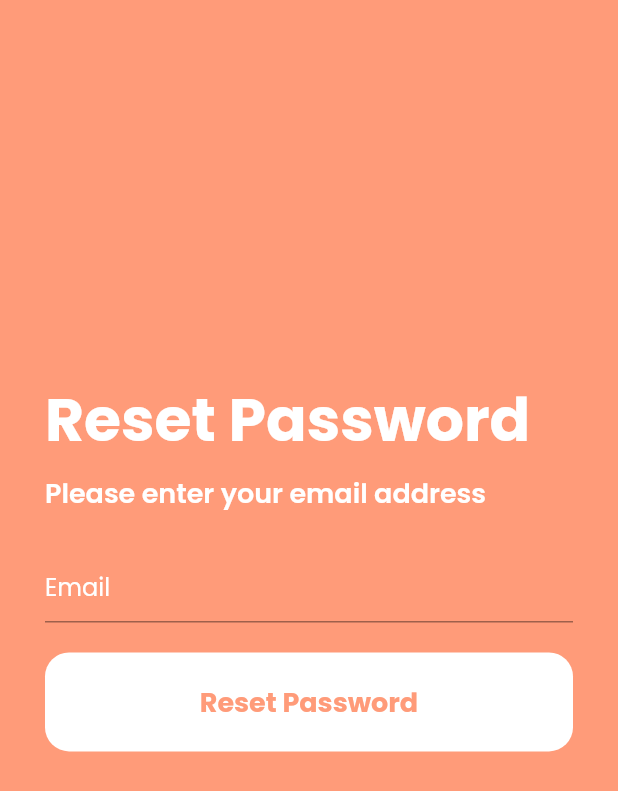
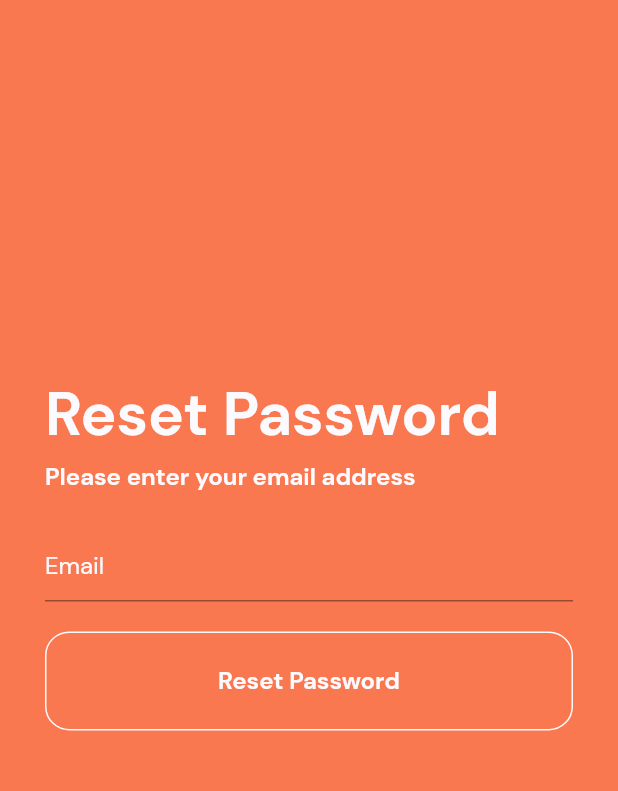
Before and after one commit to anassbelkas/Adzone_front, a Flutter app: the LogInScreen screen opened directly, after a tap on "Forgot password?", on a phone screen of 412 x 824 dp. Shown: the top 791 px of the screen. Run offline on Flutter 3.47's test engine with Material 2 defaults, Android fonts, the phone set to English and light mode, and no system bars; our stand-ins replace animated_splash_screen, dio, flutter_secure_storage, flutter_spinkit, google_fonts; missing offline and left inert: eventify, material_dialogs, spring; accounts and stored records are empty.

Commit message:
changed otp screen and changed the login screen

```diff
--- a/lib/main.dart
+++ b/lib/main.dart
@@ -1,3 +1,4 @@
+import 'package:adzone/screens/login.dart';
 import 'package:flutter/material.dart';
 import 'package:adzone/screens/splash.dart';
 
@@ -10,8 +11,8 @@ class MyApp extends StatelessWidget {
   Widget build(BuildContext context) {
     return MaterialApp(
       debugShowCheckedModeBanner: false,
-      theme: ThemeData(fontFamily: 'Poppins'),
-      home: Splash(),
+      theme: ThemeData(fontFamily: 'DM Sans'),
+      home: LogInScreen(),
     );
   }
 }
--- a/lib/screens/login.dart
+++ b/lib/screens/login.dart
@@ -9,16 +9,18 @@ import 'package:adzone/widgets/navbar.dart';
 import 'package:adzone/widgets/primary_button.dart';
 import 'package:adzone/providers/authentication.dart';
 import 'package:adzone/widgets/alert/alert.dart';
+import 'package:material_dialogs/material_dialogs.dart';
 
 class LogInScreen extends StatelessWidget {
   final LoginController _loginController = LoginController();
   final AuthenticationApi _authenticationApi = AuthenticationApi();
+
   bool _isDisabled = false;
   PrimaryButton _primaryButton = PrimaryButton(
-    buttonText: 'Log In',
+    buttonText: 'Sign in',
   );
 
-  void _login(BuildContext context, Alert _alert) async {
+  void _login(BuildContext context) async {
     if (_isDisabled) {
       return;
     }
@@ -51,8 +53,8 @@ class LogInScreen extends StatelessWidget {
   @override
   Widget build(BuildContext context) {
     LogInForm _logInForm = LogInForm(controller: _loginController);
-    Alert _alert = Alert(context);
     //run function after 5 seconds
+    _primaryButton.onPressed = () => _login(context);
 
     return Scaffold(
       body: Padding(
@@ -62,23 +64,78 @@ class LogInScreen extends StatelessWidget {
             crossAxisAlignment: CrossAxisAlignment.start,
             children: [
               SizedBox(
-                height: 120,
+                height: 60,
               ),
+              Container(
+                  //center child
+                  alignment: Alignment.center,
+                  child: Row(
+                    mainAxisAlignment: MainAxisAlignment.center,
+                    children: [
                       Text(
-                'Welcome Back',
+                        'Hello, again ',
+                        //center text
+                        textAlign: TextAlign.center,
                         style: TextStyle(
                           fontSize: 40,
                           fontWeight: FontWeight.bold,
                           color: kWhiteColor,
                         ),
                       ),
+                      new RotationTransition(
+                        turns: AlwaysStoppedAnimation(15 / 360),
+                        child: Lottie.asset('animations/hand.json',
+                            height: 50, width: 50),
+                      )
+                    ],
+                  )),
               SizedBox(
-                height: 5,
+                height: 60,
+              ),
+              SizedBox(
+                height: 10,
+              ),
+              _logInForm,
+              SizedBox(
+                height: 20,
+              ),
+              GestureDetector(
+                  onTap: () {
+                    Navigator.push(
+                        context,
+                        MaterialPageRoute(
+                            builder: (context) => ResetPasswordScreen()));
+                  },
+                  child: Padding(
+                    padding: EdgeInsets.symmetric(horizontal: 20),
+                    child: Text(
+                      'Forgot password?',
+                      style: TextStyle(
+                        color: kWhiteColor,
+                        fontSize: 16,
+                        fontWeight: FontWeight.w700,
+                        decoration: TextDecoration.underline,
+                        decorationThickness: 1,
+                      ),
+                    ),
+                  )),
+
+              SizedBox(
+                height: 210,
+              ),
+              Padding(
+                padding: EdgeInsets.symmetric(horizontal: 50),
+                child: _primaryButton,
+              ),
+
+              SizedBox(
+                height: 20,
               ),
               Row(
+                mainAxisAlignment: MainAxisAlignment.center,
                 children: [
                   Text(
-                    'New to this app?',
+                    'Don’t have an account?',
                     style: subTitle,
                   ),
                   SizedBox(
@@ -103,50 +160,14 @@ class LogInScreen extends StatelessWidget {
                   ),
                 ],
               ),
-              SizedBox(
-                height: 10,
-              ),
-              _logInForm,
-              SizedBox(
-                height: 20,
-              ),
-              GestureDetector(
-                onTap: () {
-                  Navigator.push(
-                      context,
-                      MaterialPageRoute(
-                          builder: (context) => ResetPasswordScreen()));
-                },
-                child: Text(
-                  'Forgot password?',
-                  style: TextStyle(
-                    color: kSecondaryColor,
-                    fontSize: 15,
-                    decoration: TextDecoration.underline,
-                    decorationThickness: 1,
-                  ),
-                ),
-              ),
-              SizedBox(
-                height: 20,
-              ),
-              GestureDetector(
-                onTap: () {
-                  _login(context, _alert);
-                },
-                child: _primaryButton,
-              ),
-              SizedBox(
-                height: 20,
-              ),
-              Text(
-                'Or log in with:',
-                style: subTitle.copyWith(color: kWhiteColor),
-              ),
-              SizedBox(
-                height: 20,
-              ),
-              LoginOption(),
+              // Text(
+              //   'Or log in with:',
+              //   style: subTitle.copyWith(color: kWhiteColor),
+              // ),
+              // SizedBox(
+              //   height: 20,
+              // ),
+              // LoginOption(),
             ],
           ),
         ),
--- a/lib/screens/signup.dart
+++ b/lib/screens/signup.dart
@@ -34,7 +34,7 @@ class SignUpScreen extends StatelessWidget {
             Navigator.pushReplacement(
               context,
               MaterialPageRoute(
-                builder: (context) => Otp(),
+                builder: (context) => OTPScreen(userEmail: formData['email']),
               ),
             );
           } else {
--- a/lib/theme.dart
+++ b/lib/theme.dart
@@ -1,10 +1,10 @@
 import 'package:flutter/material.dart';
 
-const kPrimaryColor = Color.fromARGB(255, 255, 155, 121);
+const kPrimaryColor = Color(0xFFFA7850);
 const kSecondaryColor = Color.fromARGB(255, 91, 255, 247);
 const kErrorColor = Color.fromARGB(255, 175, 11, 11);
 const kDarkGreyColor = Color(0xFFA8A8A8);
-const kWhiteColor = Color(0xFFFFFFFF);
+const kWhiteColor = Color(0xFFFBFBFF);
 const kZambeziColor = Color(0xFF5B5B5B);
 const kBlackColor = Color(0xFF272726);
 const kTextFieldColor = Color(0xFF979797);
@@ -15,10 +15,10 @@ const kDefaultPadding = EdgeInsets.symmetric(horizontal: 30);
 TextStyle titleText =
     TextStyle(color: kWhiteColor, fontSize: 32, fontWeight: FontWeight.w700);
 TextStyle subTitle =
-    TextStyle(color: kWhiteColor, fontSize: 18, fontWeight: FontWeight.w500);
+    TextStyle(color: kWhiteColor, fontSize: 16, fontWeight: FontWeight.w400);
 TextStyle textButton = TextStyle(
-  color: kSecondaryColor,
-  fontSize: 18,
+  color: kWhiteColor,
+  fontSize: 16,
   fontWeight: FontWeight.w700,
 );
 
--- a/lib/widgets/login_form.dart
+++ b/lib/widgets/login_form.dart
@@ -72,18 +72,30 @@ class _LogInFormState extends State<LogInForm> {
       key: _formKey,
       child: Column(
         children: [
-          buildInputForm('Email', false, _emailController),
-          buildInputForm('Password', true, _passwordController),
+          buildInputForm('Your Email', 'Email', false, _emailController),
+          buildInputForm(
+              'Enter Password', 'Password', true, _passwordController),
         ],
       ),
     );
   }
 
   Padding buildInputForm(
-      String label, bool pass, TextEditingController controller) {
+      String hint, String label, bool pass, TextEditingController controller) {
     return Padding(
-      padding: EdgeInsets.symmetric(vertical: 5),
-      child: TextFormField(
+        padding: EdgeInsets.symmetric(vertical: 10, horizontal: 10),
+        child: Column(
+          crossAxisAlignment: CrossAxisAlignment.start,
+          children: [
+            //label
+            Padding(
+              padding: EdgeInsets.all(5),
+              child: Text(
+                label,
+                style: TextStyle(fontSize: 14, color: kWhiteColor),
+              ),
+            ),
+            TextFormField(
               obscureText: pass ? _isObscure : false,
               controller: controller,
               validator: (value) {
@@ -93,7 +105,30 @@ class _LogInFormState extends State<LogInForm> {
                 return null;
               },
               decoration: InputDecoration(
-            labelText: label,
+                  filled: true,
+                  fillColor: Colors.white,
+                  // floatingLabelBehavior: FloatingLabelBehavior.,
+                  hintText: hint,
+                  //drop shadow for input
+                  enabledBorder: OutlineInputBorder(
+                    borderSide: BorderSide(color: Colors.white),
+                    borderRadius: BorderRadius.circular(12),
+                  ),
+                  // label: Container(
+                  //   padding: EdgeInsets.only(bottom: 40),
+                  //   child: Text(
+                  //     label,
+                  //     style: TextStyle(fontSize: 18, color: kWhiteColor),
+                  //   ),
+                  // ),
+                  hintStyle: TextStyle(color: Color(0xFF979797)),
+                  // enabledBorder: OutlineInputBorder(
+                  //   borderRadius: BorderRadius.circular(12.0),
+                  //   borderSide: BorderSide(color: Colors.white),
+                  // ),
+                  border: OutlineInputBorder(
+                    borderRadius: BorderRadius.circular(12.0),
+                  ),
                   errorText: pass
                       ? errorMessage?.isNotEmpty == true
                           ? errorMessage
@@ -102,7 +137,8 @@ class _LogInFormState extends State<LogInForm> {
                   labelStyle: TextStyle(
                     color: kWhiteColor,
                   ),
-            focusedBorder: UnderlineInputBorder(
+                  focusedBorder: OutlineInputBorder(
+                    borderRadius: BorderRadius.circular(10.0),
                     borderSide: BorderSide(color: kWhiteColor),
                   ),
                   suffixIcon: pass
@@ -124,6 +160,7 @@ class _LogInFormState extends State<LogInForm> {
                         )
                       : null),
             ),
-    );
+          ],
+        ));
   }
 }
--- a/lib/widgets/primary_button.dart
+++ b/lib/widgets/primary_button.dart
@@ -38,25 +38,44 @@ class _PrimaryButton extends State<PrimaryButton> {
         });
       } else {
         setState(() {
-          buttonText = "Log In";
+          buttonText = "Sign in";
           isAnimated = false;
         });
       }
     });
-    return Container(
+    return ElevatedButton(
+      onPressed: () {
+        if (isAnimated) {
+          return;
+        }
+        widget.onPressed();
+      },
+      style: ButtonStyle(
+        backgroundColor: MaterialStateProperty.all(Colors.transparent),
+        shape: MaterialStateProperty.all(
+          RoundedRectangleBorder(
+            borderRadius: BorderRadius.circular(16),
+            side: BorderSide(
+              color: kWhiteColor,
+              width: 1,
+            ),
+          ),
+        ),
+        shadowColor: MaterialStateProperty.all(Colors.transparent),
+      ),
+      child: Container(
         alignment: Alignment.center,
         height: MediaQuery.of(context).size.height * 0.08,
         width: double.infinity,
-      decoration: BoxDecoration(
-          borderRadius: BorderRadius.circular(16), color: kWhiteColor),
         child: isAnimated
             ? SpinKitCircle(
-              color: kPrimaryColor,
+                color: kWhiteColor,
                 size: 30,
               )
             : Text(
                 buttonText,
-              style: textButton.copyWith(color: kPrimaryColor),
+                style: textButton.copyWith(color: kWhiteColor),
+              ),
       ),
     );
   }
```
Also changed, not shown: animations/hand.json (added, +1 -0 lines), lib/screens/otp.dart (+193 -170 lines), pubspec.yaml (+12 -0 lines), fonts/DMSans-Bold.ttf (added), fonts/DMSans-BoldItalic.ttf (added), fonts/DMSans-Italic.ttf (added), fonts/DMSans-Medium.ttf (added), fonts/DMSans-MediumItalic.ttf (added), fonts/DMSans-Regular.ttf (added), pubspec.lock. Lines whose indentation alone changed are shown as unchanged.
